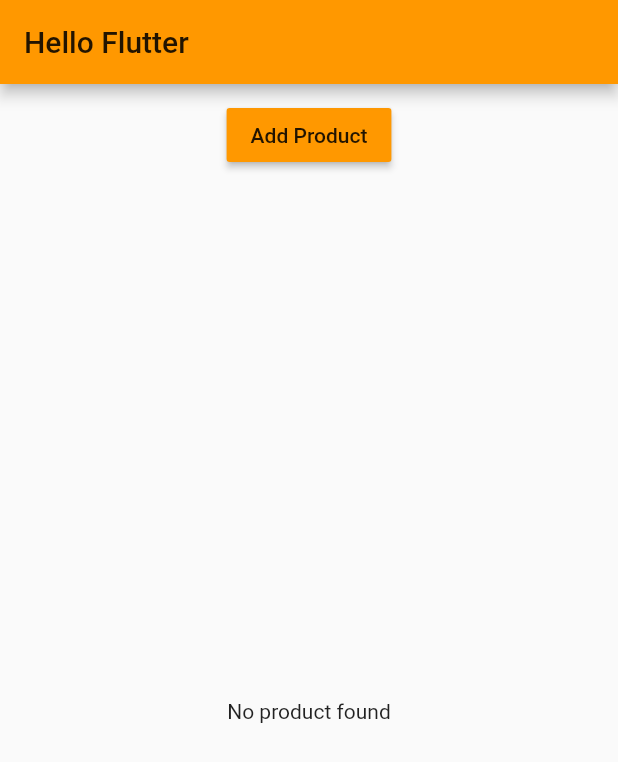
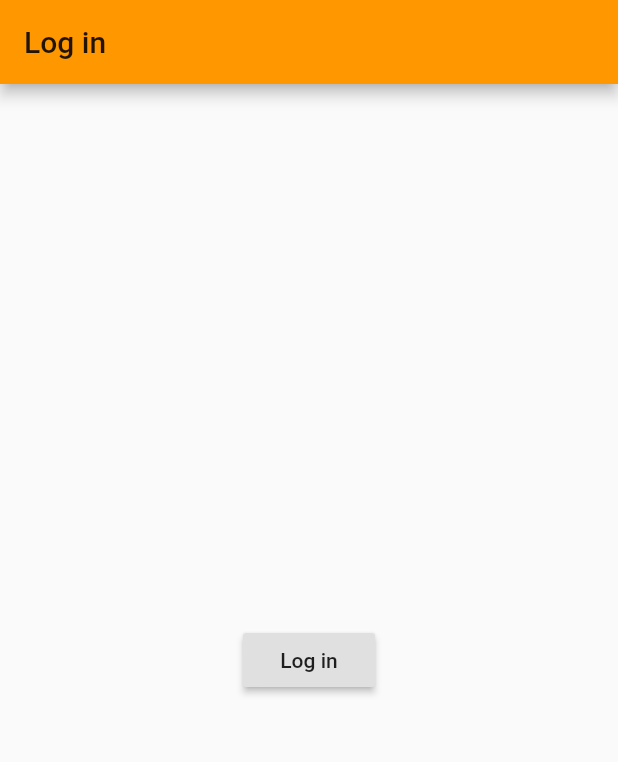
Before and after one commit to mnishiguchi/hello_flutter, a Flutter app: the screen it shows after launch, on a phone screen of 412 x 824 dp. Shown: the top 762 px of the screen. Run offline on Flutter 3.47's test engine with Material 2 defaults, Android fonts, the phone set to English and light mode, and no system bars.

```diff
--- a/lib/main.dart
+++ b/lib/main.dart
@@ -1,7 +1,7 @@
 import 'package:flutter/material.dart';
 // import 'package:flutter/rendering.dart';
 
-import "./pages/home_page.dart";
+import "./pages/auth_page.dart";
 
 void main() {
   // debugPaintSizeEnabled = true;
@@ -20,7 +20,7 @@ class MyApp extends StatelessWidget {
         accentColor: Colors.green,
         brightness: Brightness.light,
       ),
-      home: HomePage(),
+      home: AuthPage(),
     );
   }
 }
--- /dev/null
+++ b/lib/pages/auth_page.dart
@@ -0,0 +1,27 @@
+import 'package:flutter/material.dart';
+
+import './products_page.dart';
+
+class AuthPage extends StatelessWidget {
+  @override
+  Widget build(BuildContext context) {
+    return Scaffold(
+      appBar: AppBar(
+        title: Text('Log in'),
+      ),
+      body: Center(
+        child: RaisedButton(
+          child: Text('Log in'),
+          onPressed: () {
+            Navigator.pushReplacement(
+              context,
+              MaterialPageRoute(
+                builder: (BuildContext context) => ProductsPage(),
+              ),
+            );
+          },
+        ),
+      ),
+    );
+  }
+}
--- a/lib/pages/home_page.dart
+++ b/lib/pages/products_page.dart
@@ -2,7 +2,7 @@ import 'package:flutter/material.dart';
 
 import '../product_manager.dart';
 
-class HomePage extends StatelessWidget {
+class ProductsPage extends StatelessWidget {
   @override
   Widget build(BuildContext context) {
     return Scaffold(
```
